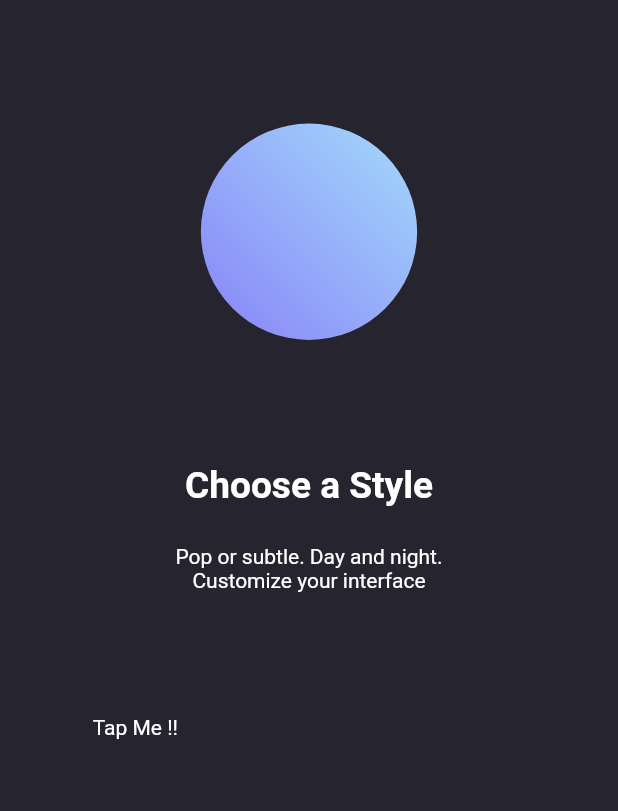
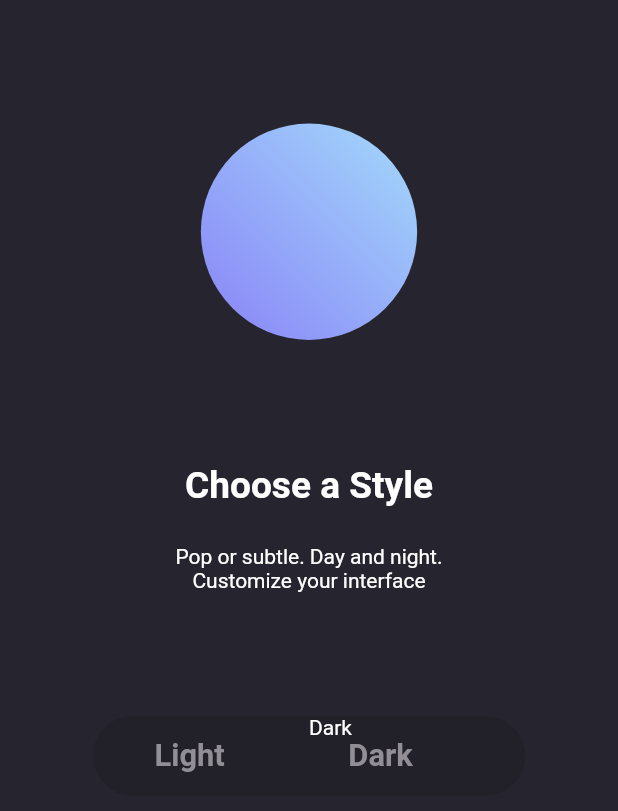
Before and after one commit to CharwekarAkshay/FlutterDarkTheme, a Flutter app: the screen it shows after launch, on a phone screen of 412 x 824 dp. Shown: the top 811 px of the screen. Run offline on Flutter 3.47's test engine with Material 2 defaults, Android fonts, the phone set to English and light mode, and no system bars; our stand-ins replace hive; accounts and stored records are empty.

Commit message:
Started with animated widget

```diff
--- a/lib/components/z_animated_toggle.dart
+++ b/lib/components/z_animated_toggle.dart
@@ -1,4 +1,6 @@
 import 'package:flutter/material.dart';
+import 'package:provider/provider.dart';
+import 'package:spotify_clone/models/provider/theme_provider.dart';
 
 class ZAnimatedToggle extends StatefulWidget {
   final List<String> values;
@@ -18,6 +20,7 @@ class _ZAnimatedToggleState extends State<ZAnimatedToggle> {
   @override
   Widget build(BuildContext context) {
     double width = MediaQuery.of(context).size.width;
+    final themeProvider = Provider.of<ThemeProvider>(context);
     return Container(
       width: width * 0.7,
       height: width * 0.13,
@@ -27,7 +30,53 @@ class _ZAnimatedToggleState extends State<ZAnimatedToggle> {
             onTap: () {
               widget.onToggleCallback(1);
             },
-            child: Text("Tap Me !!"),
+            child: Container(
+              width: width * 0.7,
+              height: width * 0.13,
+              decoration: ShapeDecoration(
+                color: themeProvider.themeMode().toggleBackgroundColor,
+                shape: RoundedRectangleBorder(
+                  borderRadius: BorderRadius.circular(width * 0.1),
+                ),
+              ),
+              child: Row(
+                children: List.generate(
+                  widget.values.length,
+                  (index) => Padding(
+                    padding: EdgeInsets.symmetric(horizontal: width * 0.1),
+                    child: Text(
+                      widget.values[index],
+                      style: TextStyle(
+                        fontSize: width * 0.05,
+                        fontWeight: FontWeight.bold,
+                        color: Color(0xFF918F95),
+                      ),
+                    ),
+                  ),
+                ),
+              ),
+            ),
+          ),
+          AnimatedAlign(
+            alignment: themeProvider.isLightTheme
+                ? Alignment.centerLeft
+                : Alignment.centerRight,
+            duration: Duration(milliseconds: 350),
+            curve: Curves.ease,
+            child: Container(
+              width: width * 0.35,
+              height: width * 0.13,
+              decoration: ShapeDecoration(
+                shape: RoundedRectangleBorder(
+                  borderRadius: BorderRadius.circular(width * 0.1),
+                ),
+              ),
+              child: Text(
+                themeProvider.isLightTheme
+                    ? widget.values[0]
+                    : widget.values[1],
+              ),
+            ),
           ),
         ],
       ),
```
